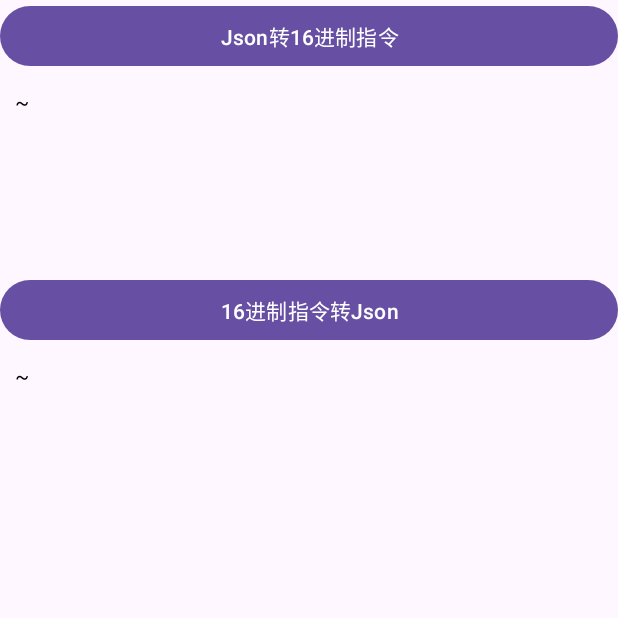
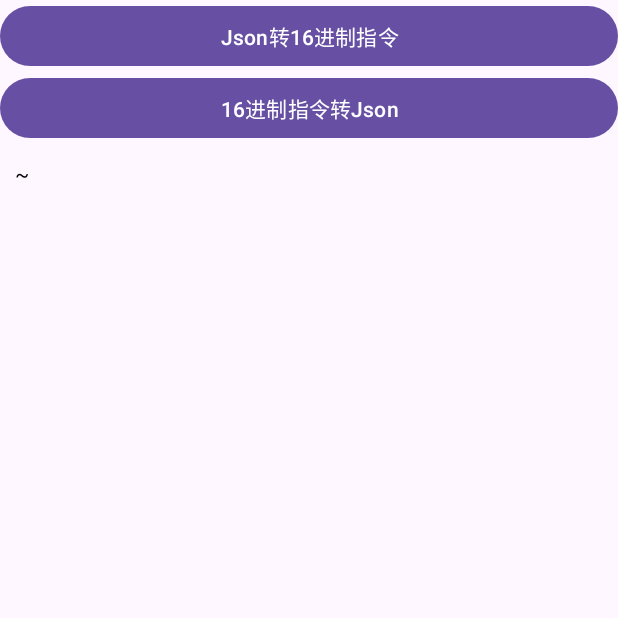
Before and after one commit to ChenYangQi666/LuaDemo, an Android app: the screen it shows after launch (MainActivity), on a phone screen of 412 x 824 dp, the top half of it. Run offline under Robolectric (Android 15) with nearby library versions, the phone set to English and light mode, and no system bars.

Commit message:
feat: 加密Lua脚本

```diff
--- a/app/src/main/java/com/govee/lua/MainActivity.kt
+++ b/app/src/main/java/com/govee/lua/MainActivity.kt
@@ -9,62 +9,61 @@ import com.govee.pad.base.lua.LuaManager
 
 class MainActivity : AppCompatActivity() {
     private val TAG = "MainActivity_TAG"
-    private lateinit var btnJsonToData: Button
-    private lateinit var btnDataToJson: Button
-    private lateinit var tvResult1: TextView
-    private lateinit var tvResult2: TextView
+    private lateinit var tvResult: TextView
     private lateinit var mLuaManager: LuaManager
 
     /**
      * 通过AES加密的lua文件
      */
-    private val filePath = "encode_lua_file.text"
+    private val filePath = "encode_profile.lua"
 
     /**
      * 解密Lua文件的秘钥
      */
-    private val decodeKey = "cyq123456"
+    private val decodeKey = "ABC123456789"
 
     override fun onCreate(savedInstanceState: Bundle?) {
         super.onCreate(savedInstanceState)
         setContentView(R.layout.activity_main)
-
-        btnJsonToData = findViewById(R.id.btnJsonToData)
-        btnDataToJson = findViewById(R.id.btnDataToJson)
-        tvResult1 = findViewById(R.id.tvResult1)
-        tvResult2 = findViewById(R.id.tvResult2)
-
-        btnJsonToData.setOnClickListener {
+        findViewById<Button>(R.id.btnJsonToData).setOnClickListener {
             jsonToData()
         }
-        btnDataToJson.setOnClickListener {
+        findViewById<Button>(R.id.btnDataToJson).setOnClickListener {
             dataToJson()
         }
+        tvResult = findViewById(R.id.tvResult)
+
         initLuaManager()
     }
 
     private fun initLuaManager() {
         mLuaManager = LuaManager(this)
-        mLuaManager.setDataKey("cyq123456")
+        // 设置解密秘钥
+        mLuaManager.setDataKey(decodeKey)
     }
 
     /**
      * json转16进制hex字符串
      */
     private fun jsonToData() {
-        val jsonCmd = "{\"cmd_type\":\"control\",\"power\":\"on\",\"brightness\":\"88\"}"
+        val jsonCmd =
+            "{\"power\":\"on\",\"cmd_type\":\"control\",\"brightness\":\"188\",\"time\":\"1694943200\"}"
+        val beginTime = System.currentTimeMillis()
         // json转16进制指令
         val result = mLuaManager.encodeJsonToBytes(filePath, jsonCmd)
 
         if (!TextUtils.isEmpty(result)) {
             val sb = StringBuilder()
             sb.append("输入：\n")
-                .append(jsonCmd)
+                .append(Utils.formatJson(jsonCmd))
                 .append("\n\n")
                 .append("输出：\n")
                 .append(result)
+                .append("\n\n")
+                .append("耗时：\n")
+                .append("${System.currentTimeMillis() - beginTime}毫秒")
 
-            tvResult1.text = sb.toString()
+            tvResult.text = sb.toString()
         }
     }
 
@@ -72,7 +71,8 @@ class MainActivity : AppCompatActivity() {
      * 16进制hex转json
      */
     private fun dataToJson() {
-        val hexCmd = "010158"
+        val hexCmd = "0101bce0c70665"
+        val beginTime = System.currentTimeMillis()
         // 16进制指令转json
         val result = mLuaManager.decodeBytesToJson(filePath, hexCmd)
 
@@ -82,53 +82,11 @@ class MainActivity : AppCompatActivity() {
                 .append(hexCmd)
                 .append("\n\n")
                 .append("输出：\n")
-                .append(result)
-            tvResult2.text = sb.toString()
+                .append(Utils.formatJson(result))
+                .append("\n\n")
+                .append("耗时：\n")
+                .append("${System.currentTimeMillis() - beginTime}毫秒")
+            tvResult.text = sb.toString()
         }
     }
-
-    /*private fun testEncode() {
-        val str1 = AESCrypt.encrypt(readLuaStringFromAssets(filePath), "cyq123456")
-        Log.e("AESCrypt", str1)
-        val file = File(cacheDir, "encode_test.lua")
-        if (file.exists()) {
-            file.delete()
-        }
-        file.createNewFile()
-        val writer = BufferedWriter(FileWriter(file))
-        writer.write(str1)
-        writer.close()
-        Log.e("AESCrypt", "文件写入完成=${file.absolutePath}")
-
-        val str2 = AESCrypt.decrypt(str1, "cyq123456")
-        Log.e("AESCrypt", str2)
-    }
-
-    */
-    /**
-     * 读取getAssets下的Lua文件，并转字符串
-     *
-     * @param fileName:lua文件目录
-     *//*
-    private fun readLuaStringFromAssets(fileName: String): String? {
-        return try {
-            if (TextUtils.isEmpty(fileName)) {
-                return ""
-            }
-            val inputStream: InputStream = assets.open(fileName)
-            val inputReader = InputStreamReader(inputStream)
-            val bufReader = BufferedReader(inputReader)
-            var line: String?
-            val Result = StringBuilder()
-            while (bufReader.readLine().also { line = it } != null) {
-                Result.append(line).append("\n")
-            }
-            bufReader.close()
-            inputReader.close()
-            inputStream.close()
-            Result.toString()
-        } catch (e: IOException) {
-            throw RuntimeException(e)
-        }
-    }*/
 }
--- a/app/src/main/res/layout/activity_main.xml
+++ b/app/src/main/res/layout/activity_main.xml
@@ -14,8 +14,14 @@
         android:text="Json转16进制指令"
         android:textAllCaps="false" />
 
+    <Button
+        android:id="@+id/btnDataToJson"
+        android:layout_width="match_parent"
+        android:layout_height="wrap_content"
+        android:text="16进制指令转Json" />
+
     <TextView
-        android:id="@+id/tvResult1"
+        android:id="@+id/tvResult"
         android:layout_width="match_parent"
         android:layout_height="0dp"
         android:layout_margin="10dp"
@@ -23,19 +29,4 @@
         android:text="~"
         android:textColor="@color/black" />
 
-    <Button
-        android:id="@+id/btnDataToJson"
-        android:layout_width="match_parent"
-        android:layout_height="wrap_content"
-        android:text="16进制指令转Json" />
-
-    <TextView
-        android:id="@+id/tvResult2"
-        android:layout_width="match_parent"
-        android:layout_height="0dp"
-        android:layout_margin="10dp"
-        android:layout_weight="5"
-        android:text="~"
-        android:textColor="@color/black" />
-
 </LinearLayout>
```
Also changed, not shown: app/src/main/java/com/govee/lua/Utils.kt (added, +108 -0 lines), 3 other files.
